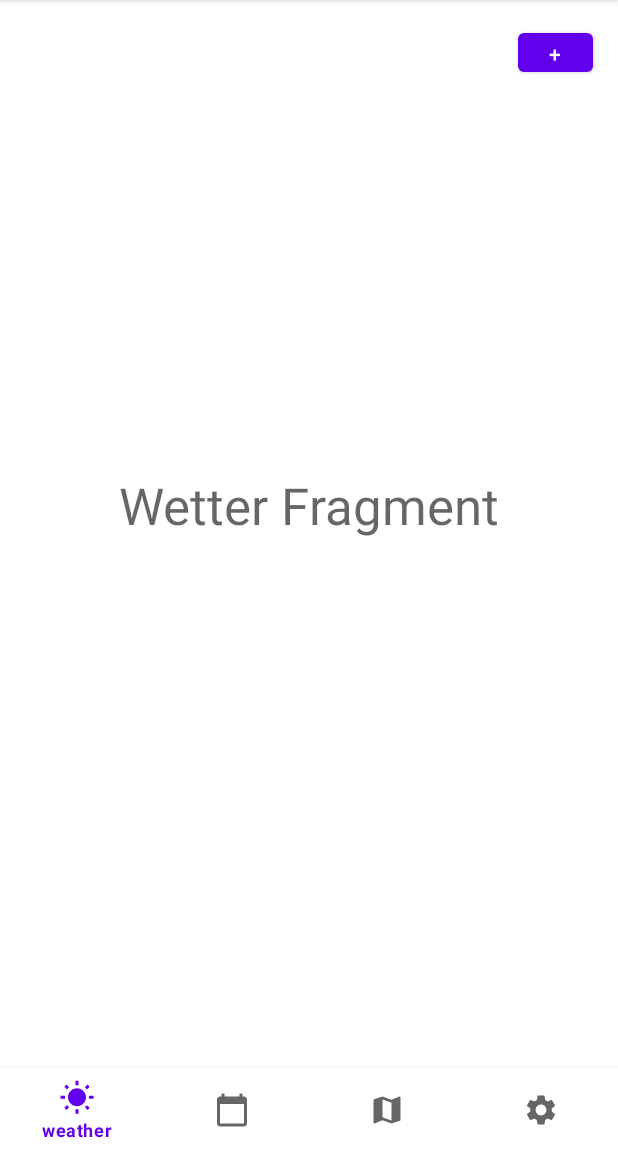
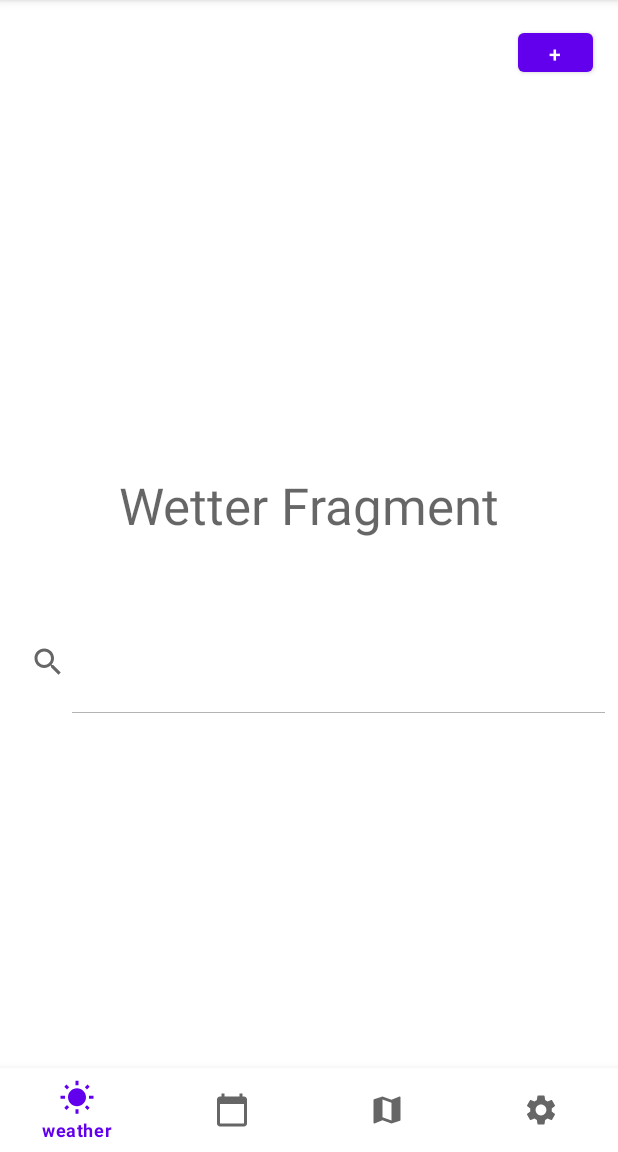
Before and after one commit to PaulDieterich/HS-Osnabrueck-Programmierung3-Projekt, an Android app: the WeatherFragment screen opened through its navigation route, on a phone screen of 412 x 824 dp, the part 84-1236 px from its top. Run offline under Robolectric (Android 15) with nearby library versions, the phone set to English and light mode, and no system bars; our stand-ins replace navigation-ui; libraries missing offline, so code that uses them is left out: net.aksingh.owmjapis; 7 statements that could not run were skipped.

Commit message:
may now choose town for weather data

```diff
--- a/SportWetter/app/src/main/java/de/hsos/sportwetter/ui/weather/WeatherFragment.java
+++ b/SportWetter/app/src/main/java/de/hsos/sportwetter/ui/weather/WeatherFragment.java
@@ -22,6 +22,7 @@ import android.view.ViewGroup;
 import android.widget.Button;
 import android.widget.EditText;
 import android.widget.FrameLayout;
+import android.widget.SearchView;
 import android.widget.TextView;
 import android.widget.Toast;
 
@@ -98,15 +99,16 @@ public class WeatherFragment extends Fragment implements View.OnClickListener {
         View view = inflater.inflate(R.layout.fragment_weather, container, false);
 
         TextView stadtname = (TextView) view.findViewById(R.id.stadtname);
+        TextView land = (TextView) view.findViewById(R.id.land);
+        TextView avgTemp = (TextView) view.findViewById(R.id.avgTemp);
         TextView minTemp = (TextView) view.findViewById(R.id.minTemp);
         TextView maxTemp = (TextView) view.findViewById(R.id.maxTemp);
         Button addBtn = (Button) view.findViewById(R.id.add_btn);
-        //EditText searchView = (EditText) view.findViewById(R.id.stadtsuche);
+        SearchView stadtsuche = (SearchView) view.findViewById(R.id.stadtsuche);
 
         if(ContextCompat.checkSelfPermission(
-                this.getContext(), Manifest.permission.INTERNET) == PackageManager.PERMISSION_GRANTED) {
-            Toast.makeText(
-                    this.getContext(), "Internet permission already granted", Toast.LENGTH_SHORT).show();
+            this.getContext(), Manifest.permission.INTERNET) == PackageManager.PERMISSION_GRANTED) {
+            Toast.makeText(this.getContext(), "Internet permission already granted", Toast.LENGTH_SHORT).show();
         } else {
             ActivityCompat.requestPermissions(
                     this.getActivity(), new String[]{Manifest.permission.INTERNET}, INTERNET_PERMISSION
@@ -115,21 +117,25 @@ public class WeatherFragment extends Fragment implements View.OnClickListener {
 
         stadtname.setTextSize(30);
         stadtname.setTextAlignment(View.TEXT_ALIGNMENT_CENTER);
+        land.setTextAlignment(View.TEXT_ALIGNMENT_CENTER);
+        avgTemp.setTextAlignment(View.TEXT_ALIGNMENT_CENTER);
         minTemp.setTextAlignment(View.TEXT_ALIGNMENT_CENTER);
         maxTemp.setTextAlignment(View.TEXT_ALIGNMENT_CENTER);
 
         //TODO: Aufruf der Logik, vielleicht als Background Task
         //Thread thread = new Thread(() -> weather.wetterAbfrage());
-        //thread.run();
+        //thread.stadt();
         Runnable runnableCode = new Runnable() {
             @Override
             public void run() {
-                weather.wetterAbfrage();
+                weather.wetterAbfrage(stadtsuche.getQuery().toString());
                 stadtname.setText(weather.getStadtname());
-                minTemp.setText(Double.toString(weather.getTempMin()));
-                maxTemp.setText(Double.toString(weather.getTempMax()));
-                Log.d("Handlers", "Called on main thread");
-                // Repeat this the same runnable code block again another 2 seconds
+                land.setText(weather.getLand());
+                avgTemp.setText(Double.toString(weather.getTempAvg()) + " °C");
+                minTemp.setText(Double.toString(weather.getTempMin()) + " °C");
+                maxTemp.setText(Double.toString(weather.getTempMax()) + " °C");
+                // Log.d("Handlers", "Called on main thread");
+                // Repeat this the same runnable code block again another 5 seconds
                 // 'this' is referencing the Runnable object
                 handler.postDelayed(this, 5000);
             }
--- a/SportWetter/app/src/main/res/layout/fragment_weather.xml
+++ b/SportWetter/app/src/main/res/layout/fragment_weather.xml
@@ -21,18 +21,29 @@
         app:layout_constraintStart_toStartOf="parent"
         app:layout_constraintTop_toTopOf="parent" />
 
-    <SearchView
-        android:id="@+id/stadtsuche"
-        android:layout_width="411dp"
-        android:layout_height="68dp"
-        android:iconifiedByDefault="false"
-        android:visibility="invisible"
-        app:layout_constraintBottom_toBottomOf="parent"
+    <TextView
+        android:id="@+id/avgTemp"
+        android:layout_width="110dp"
+        android:layout_height="40dp"
+        android:text="@string/temp_min"
+        app:layout_constraintBottom_toTopOf="@+id/stadtsuche"
         app:layout_constraintEnd_toEndOf="parent"
-        app:layout_constraintHorizontal_bias="0.0"
+        app:layout_constraintHorizontal_bias="0.498"
         app:layout_constraintStart_toStartOf="parent"
-        app:layout_constraintTop_toTopOf="parent"
-        app:layout_constraintVertical_bias="0.672" />
+        app:layout_constraintTop_toTopOf="@+id/land"
+        app:layout_constraintVertical_bias="0.245" />
+
+    <TextView
+        android:id="@+id/land"
+        android:layout_width="150dp"
+        android:layout_height="25dp"
+        android:text="@string/temp_min"
+        app:layout_constraintBottom_toTopOf="@+id/stadtsuche"
+        app:layout_constraintEnd_toEndOf="parent"
+        app:layout_constraintHorizontal_bias="0.498"
+        app:layout_constraintStart_toStartOf="parent"
+        app:layout_constraintTop_toBottomOf="@+id/stadtname"
+        app:layout_constraintVertical_bias="0.0" />
 
     <TextView
         android:id="@+id/stadtname"
@@ -43,7 +54,7 @@
         app:layout_constraintEnd_toEndOf="parent"
         app:layout_constraintStart_toStartOf="parent"
         app:layout_constraintTop_toTopOf="parent"
-        app:layout_constraintVertical_bias="0.363" />
+        app:layout_constraintVertical_bias="0.295" />
 
     <TextView
         android:id="@+id/minTemp"
@@ -54,8 +65,8 @@
         app:layout_constraintEnd_toEndOf="parent"
         app:layout_constraintHorizontal_bias="0.285"
         app:layout_constraintStart_toStartOf="parent"
-        app:layout_constraintTop_toBottomOf="@+id/stadtname"
-        app:layout_constraintVertical_bias="0.066" />
+        app:layout_constraintTop_toBottomOf="@+id/avgTemp"
+        app:layout_constraintVertical_bias="0.417" />
 
     <TextView
         android:id="@+id/maxTemp"
@@ -66,8 +77,20 @@
         app:layout_constraintEnd_toEndOf="parent"
         app:layout_constraintHorizontal_bias="0.714"
         app:layout_constraintStart_toStartOf="parent"
-        app:layout_constraintTop_toBottomOf="@+id/stadtname"
-        app:layout_constraintVertical_bias="0.066" />
+        app:layout_constraintTop_toBottomOf="@+id/avgTemp"
+        app:layout_constraintVertical_bias="0.417" />
+
+    <SearchView
+        android:id="@+id/stadtsuche"
+        android:layout_width="411dp"
+        android:layout_height="68dp"
+        android:iconifiedByDefault="false"
+        app:layout_constraintBottom_toBottomOf="parent"
+        app:layout_constraintEnd_toEndOf="parent"
+        app:layout_constraintHorizontal_bias="0.0"
+        app:layout_constraintStart_toStartOf="parent"
+        app:layout_constraintTop_toTopOf="parent"
+        app:layout_constraintVertical_bias="0.672" />
 
     <Button
         android:id="@+id/add_btn"
```
Also changed, not shown: SportWetter/app/src/main/java/de/hsos/sportwetter/classes/weather/Weather.java (+24 -18 lines).
